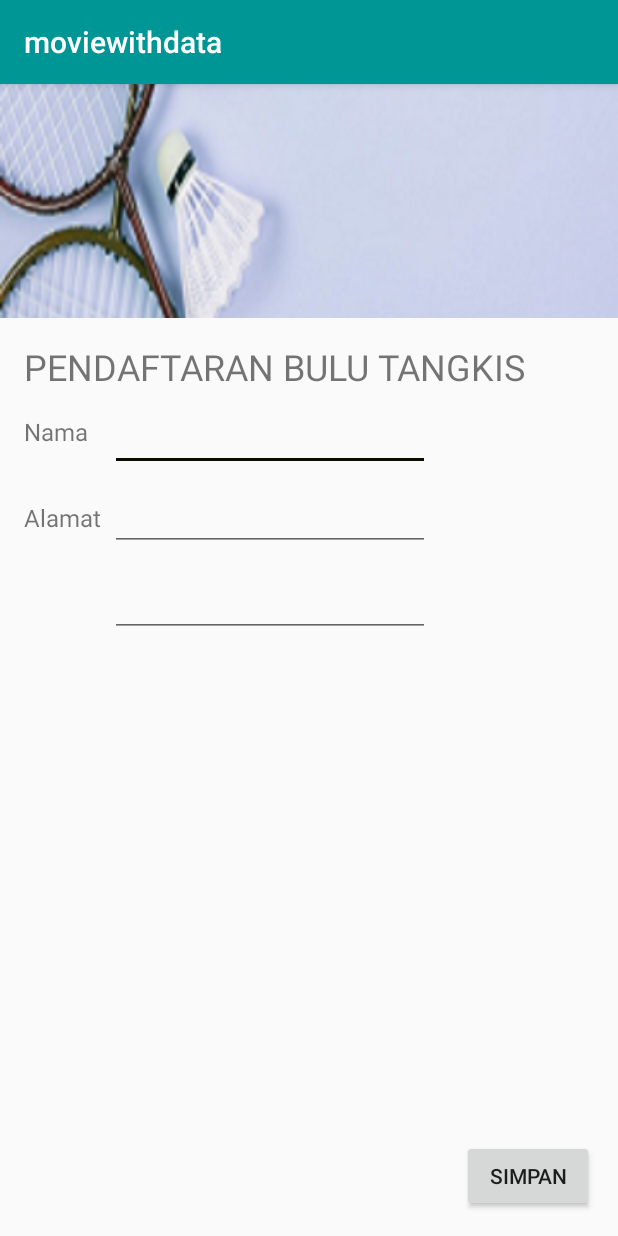
After one commit to dewirum/tugas-3, an Android app: the Implisit screen opened directly, with no data from a screen before it, on a phone screen of 412 x 824 dp. The commit adds this screen. Run offline under Robolectric (Android 15) with nearby library versions, the phone set to English and light mode, and no system bars.

Commit message:
first commit

```diff
--- a/app/build.gradle
+++ b/app/build.gradle
@@ -24,7 +24,7 @@ android {
 
 dependencies {
     implementation fileTree(dir: 'libs', include: ['*.jar'])
-    implementation"org.jetbrains.kotlin:kotlin-stdlib-jdk7:$kotlin_version"
+    implementation "org.jetbrains.kotlin:kotlin-stdlib-jdk7:$kotlin_version"
     implementation 'com.android.support:appcompat-v7:28.0.0'
     implementation 'com.android.support.constraint:constraint-layout:1.1.3'
     testImplementation 'junit:junit:4.12'
--- a/app/src/main/AndroidManifest.xml
+++ b/app/src/main/AndroidManifest.xml
@@ -1,9 +1,10 @@
 <?xml version="1.0" encoding="utf-8"?>
 <manifest xmlns:android="http://schemas.android.com/apk/res/android"
           package="com.example.moviewithdata">
+
     <uses-permission android:name="android.permission.INTERNET">
+    </uses-permission>
 
-    </uses-permission>
     <application
             android:allowBackup="true"
             android:icon="@mipmap/ic_launcher"
@@ -11,6 +12,8 @@
             android:roundIcon="@mipmap/ic_launcher_round"
             android:supportsRtl="true"
             android:theme="@style/AppTheme">
+        <activity android:name=".Implisit">
+        </activity>
         <activity android:name=".MainActivity">
             <intent-filter>
                 <action android:name="android.intent.action.MAIN"/>
--- /dev/null
+++ b/app/src/main/java/com/example/moviewithdata/Implisit.kt
@@ -0,0 +1,12 @@
+package com.example.moviewithdata
+
+import android.support.v7.app.AppCompatActivity
+import android.os.Bundle
+
+class Implisit : AppCompatActivity() {
+
+    override fun onCreate(savedInstanceState: Bundle?) {
+        super.onCreate(savedInstanceState)
+        setContentView(R.layout.activity_implisit)
+    }
+}
--- a/app/src/main/java/com/example/moviewithdata/MainActivity.kt
+++ b/app/src/main/java/com/example/moviewithdata/MainActivity.kt
@@ -22,9 +22,8 @@ class MainActivity : AppCompatActivity() {
             startActivity(intent)
         }
         btn_dial_number.setOnClickListener {
-            val phoneNumber = "081327783279"
-            val dialPhoneIntent = Intent(Intent.ACTION_DIAL, Uri.parse("tel:$phoneNumber"))
-            startActivity(dialPhoneIntent)
+            val intent = Intent(this,Implisit::class.java)
+            startActivity(intent)
         }
 
     }
--- /dev/null
+++ b/app/src/main/res/layout/activity_implisit.xml
@@ -0,0 +1,210 @@
+<?xml version="1.0" encoding="utf-8"?>
+<android.support.constraint.ConstraintLayout
+        xmlns:android="http://schemas.android.com/apk/res/android"
+        xmlns:app="http://schemas.android.com/apk/res-auto"
+        xmlns:tools="http://schemas.android.com/tools"
+        android:id="@+id/activity_main_done"
+        android:layout_width="match_parent"
+        android:layout_height="match_parent"
+        app:layout_editor_absoluteX="0dp"
+        app:layout_editor_absoluteY="80dp"
+        tools:layout_editor_absoluteX="0dp"
+        tools:layout_editor_absoluteY="80dp">
+
+    <ImageView
+            android:src="@drawable/bbb"
+            android:layout_width="0dp"
+            android:layout_height="0dp"
+            app:layout_editor_absoluteX="0dp"
+            app:layout_editor_absoluteY="0dp"
+            android:id="@+id/header"
+            android:scaleType="centerCrop"
+            app:layout_constraintLeft_creator="1"
+            app:layout_constraintTop_creator="1"
+            app:layout_constraintRight_creator="1"
+            app:layout_constraintBottom_creator="1"
+            app:layout_constraintLeft_toLeftOf="@+id/activity_main_done"
+            tools:layout_constraintLeft_creator="1"
+            app:layout_constraintTop_toTopOf="@+id/activity_main_done"
+            tools:layout_constraintTop_creator="1"
+            app:layout_constraintRight_toRightOf="@+id/activity_main_done"
+            tools:layout_constraintRight_creator="1"
+            app:layout_constraintBottom_toBottomOf="@+id/favorite"
+            android:layout_marginBottom="16dp"
+            tools:layout_constraintBottom_creator="1"
+            app:layout_constraintHorizontal_bias="0.0"
+            app:layout_constraintVertical_bias="1.0" />
+
+    <ImageView
+            android:layout_width="36dp"
+            android:layout_height="36dp"
+            app:layout_editor_absoluteX="359dp"
+            app:layout_editor_absoluteY="104dp"
+            android:id="@+id/favorite"
+            android:padding="5dp"
+            app:layout_constraintTop_creator="1"
+            app:layout_constraintRight_creator="1"
+            app:layout_constraintBottom_creator="0"
+            tools:layout_editor_absoluteX="359dp"
+            tools:layout_editor_absoluteY="104dp"
+            app:layout_constraintTop_toTopOf="@+id/activity_main_done"
+            tools:layout_constraintTop_creator="0"
+            app:layout_constraintRight_toRightOf="@+id/activity_main_done"
+            android:layout_marginEnd="16dp"
+            tools:layout_constraintRight_creator="0"
+            app:layout_constraintBottom_toBottomOf="@+id/activity_main_done"
+            android:layout_marginBottom="16dp"
+            tools:layout_constraintBottom_creator="0"
+            app:layout_constraintVertical_bias="0.19" />
+
+    <TextView
+            android:text="PENDAFTARAN BULU TANGKIS"
+            android:layout_width="wrap_content"
+            android:layout_height="wrap_content"
+            app:layout_editor_absoluteX="16dp"
+            app:layout_editor_absoluteY="140dp"
+            android:id="@+id/title"
+            android:textSize="24sp"
+            app:layout_constraintLeft_creator="1"
+            app:layout_constraintTop_creator="0"
+            tools:layout_editor_absoluteX="16dp"
+            tools:layout_editor_absoluteY="140dp"
+            app:layout_constraintLeft_toLeftOf="@+id/activity_main_done"
+            android:layout_marginStart="16dp"
+            tools:layout_constraintLeft_creator="0"
+            app:layout_constraintTop_toBottomOf="@+id/header"
+            android:layout_marginTop="16dp"
+            tools:layout_constraintTop_creator="0" />
+    <TextView
+            android:text="Nama"
+            android:layout_width="wrap_content"
+            android:layout_height="wrap_content"
+            app:layout_editor_absoluteX="16dp"
+            app:layout_editor_absoluteY="140dp"
+            android:id="@+id/name"
+            android:textSize="16dp"
+            app:layout_constraintLeft_creator="1"
+            app:layout_constraintTop_creator="0"
+            tools:layout_editor_absoluteX="16dp"
+            tools:layout_editor_absoluteY="140dp"
+            app:layout_constraintLeft_toLeftOf="@+id/activity_main_done"
+            android:layout_marginStart="16dp"
+            tools:layout_constraintLeft_creator="0"
+            app:layout_constraintTop_toBottomOf="@+id/title"
+            android:layout_marginTop="16dp"
+            tools:layout_constraintTop_creator="0" />
+    <EditText
+            android:layout_width="0dp"
+            android:layout_height="wrap_content"
+            android:inputType="textPersonName"
+            android:ems="10"
+            app:layout_editor_absoluteX="73dp"
+            app:layout_editor_absoluteY="176dp"
+            android:id="@+id/cameraType"
+            app:layout_constraintLeft_creator="1"
+            app:layout_constraintTop_creator="1"
+            app:layout_constraintRight_creator="1"
+            tools:layout_editor_absoluteX="73dp"
+            tools:layout_editor_absoluteY="176dp"
+            app:layout_constraintLeft_toLeftOf="@+id/settings"
+            tools:layout_constraintLeft_creator="1"
+            app:layout_constraintTop_toBottomOf="@+id/title"
+            android:layout_marginTop="8dp"
+            tools:layout_constraintTop_creator="0"
+            app:layout_constraintRight_toRightOf="@+id/settings"
+            tools:layout_constraintRight_creator="1" />
+    <TextView
+            android:text="Alamat"
+            android:layout_width="wrap_content"
+            android:layout_height="wrap_content"
+            android:textSize="16dp"
+            app:layout_editor_absoluteY="238dp"
+            android:id="@+id/settingsLabel"
+            android:labelFor="@+id/settings"
+            app:layout_constraintLeft_creator="1"
+            app:layout_constraintBaseline_creator="1"
+            tools:layout_editor_absoluteX="16dp"
+            tools:layout_editor_absoluteY="238dp"
+            app:layout_constraintLeft_toLeftOf="@+id/activity_main_done"
+            android:layout_marginStart="16dp"
+            tools:layout_constraintLeft_creator="0"
+            app:layout_constraintBaseline_toBaselineOf="@+id/settings"
+            tools:layout_constraintBaseline_creator="0" />
+    <EditText
+            android:layout_width="0dp"
+            android:layout_height="wrap_content"
+            android:inputType="textPersonName"
+            android:text=""
+            android:ems="10"
+            app:layout_editor_absoluteX="73dp"
+            app:layout_editor_absoluteY="225dp"
+            android:id="@+id/settings"
+            app:layout_constraintLeft_creator="1"
+            app:layout_constraintTop_creator="1"
+            app:layout_constraintRight_creator="1"
+            tools:layout_editor_absoluteX="73dp"
+            tools:layout_editor_absoluteY="225dp"
+            app:layout_constraintLeft_toRightOf="@+id/settingsLabel"
+            android:layout_marginStart="6dp"
+            tools:layout_constraintLeft_creator="1"
+            app:layout_constraintTop_toBottomOf="@+id/cameraType"
+            android:layout_marginTop="8dp"
+            tools:layout_constraintTop_creator="0"
+            tools:layout_constraintRight_creator="1" />
+    <TextView
+            android:text="JURUSAN"
+            android:layout_width="wrap_content"
+            android:layout_height="20dp"
+            android:textSize="16dp"
+            app:layout_editor_absoluteY="238dp"
+            android:id="@+id/settingsLabel2"
+            android:labelFor="@+id/settings"
+            app:layout_constraintLeft_creator="1"
+            app:layout_constraintBaseline_creator="1"
+            app:layout_constraintLeft_toLeftOf="@+id/activity_main_done"
+            tools:layout_constraintLeft_creator="0"
+            tools:layout_constraintBaseline_creator="0"
+            app:layout_constraintBottom_toTopOf="@+id/settings" android:layout_marginTop="195dp"
+            app:layout_constraintTop_toBottomOf="@+id/name"/>
+    <EditText
+            android:layout_width="0dp"
+            android:layout_height="wrap_content"
+            android:inputType="textPersonName"
+            android:text=""
+            android:ems="10"
+            app:layout_editor_absoluteX="73dp"
+            app:layout_editor_absoluteY="225dp"
+            android:id="@+id/setting"
+            app:layout_constraintLeft_creator="1"
+            app:layout_constraintTop_creator="1"
+            app:layout_constraintRight_creator="1"
+            tools:layout_editor_absoluteX="73dp"
+            tools:layout_editor_absoluteY="225dp"
+            app:layout_constraintLeft_toRightOf="@+id/settingsLabel"
+            android:layout_marginStart="6dp"
+            tools:layout_constraintLeft_creator="1"
+            app:layout_constraintTop_toBottomOf="@+id/cameraType"
+            android:layout_marginTop="65dp"
+            tools:layout_constraintTop_creator="0"
+            tools:layout_constraintRight_creator="1" />
+
+    <Button
+            android:text="SIMPAN"
+            android:layout_width="wrap_content"
+            android:layout_height="wrap_content"
+            app:layout_editor_absoluteX="307dp"
+            app:layout_editor_absoluteY="538dp"
+            android:id="@+id/upload"
+            app:layout_constraintRight_creator="1"
+            app:layout_constraintBottom_creator="1"
+            tools:layout_editor_absoluteX="307dp"
+            tools:layout_editor_absoluteY="538dp"
+            app:layout_constraintRight_toRightOf="@+id/activity_main_done"
+            android:layout_marginEnd="16dp"
+            tools:layout_constraintRight_creator="0"
+            app:layout_constraintBottom_toBottomOf="@+id/activity_main_done"
+            android:layout_marginBottom="16dp"
+            tools:layout_constraintBottom_creator="0" />
+
+
+</android.support.constraint.ConstraintLayout>
--- a/app/src/main/res/layout/activity_main.xml
+++ b/app/src/main/res/layout/activity_main.xml
@@ -4,7 +4,7 @@
               android:layout_width="match_parent"
               android:layout_height="match_parent"
               android:orientation="vertical"
-              android:background="@color/colorPrimaryDark"
+              android:background="@drawable/bulutangkis"
               android:textColor="@color/colorAccent"
               android:paddingBottom="@dimen/activity_vertical_margin"
               android:paddingLeft="@dimen/activity_horizontal_margin"
@@ -16,25 +16,25 @@
             android:layout_width="match_parent"
             android:layout_height="wrap_content"
             android:layout_marginBottom="@dimen/activity_vertical_margin"
-            android:text="@string/move_activity" />
+            android:text="Linear" />
     <Button
             android:id="@+id/btn_move_activity_data"
             android:layout_width="match_parent"
             android:layout_height="wrap_content"
             android:layout_marginBottom="@dimen/activity_vertical_margin"
-            android:text="@string/move_with_data" />
+            android:text="Relative" />
 
     <Button
             android:id="@+id/btn_dial_number"
             android:layout_width="match_parent"
             android:layout_height="wrap_content"
             android:layout_marginBottom="@dimen/activity_vertical_margin"
-            android:text="@string/dial_number" />
+            android:text="Constraint" />
 
     <ImageView
             android:layout_width="150dp"
             android:layout_height="250dp"
-            android:src="@drawable/mm"
+            android:src="@drawable/logoo"
             android:layout_gravity="center"/>
 
 
--- a/app/src/main/res/layout/activity_move_with_data.xml
+++ b/app/src/main/res/layout/activity_move_with_data.xml
@@ -14,7 +14,7 @@
             android:layout_marginTop="25dp"
             android:id="@+id/btnCapture"
             android:text="Capture Picture"
-            android:background="@color/colorAccent"
+            android:background="@color/colorPrimaryDark"
             android:textSize="20dp"
             android:textColor="@android:color/white"/>
     <ImageView android:layout_width="match_parent"
--- a/app/src/main/res/values/colors.xml
+++ b/app/src/main/res/values/colors.xml
@@ -1,6 +1,6 @@
 <?xml version="1.0" encoding="utf-8"?>
 <resources>
-    <color name="colorPrimary">#009688</color>
-    <color name="colorPrimaryDark">#00574B</color>
+    <color name="colorPrimary">#009696</color>
+    <color name="colorPrimaryDark">#009196</color>
     <color name="colorAccent">#0B0C01</color>
 </resources>
```
Also changed, not shown: app/src/main/res/drawable/bbb.png (added), app/src/main/res/drawable/bulutangkis.png (added), app/src/main/res/drawable/logoo.png (added), app/src/main/res/drawable/ww.png (added), app/src/main/res/layout/activity_move.xml (indentation only), 3 other files.
